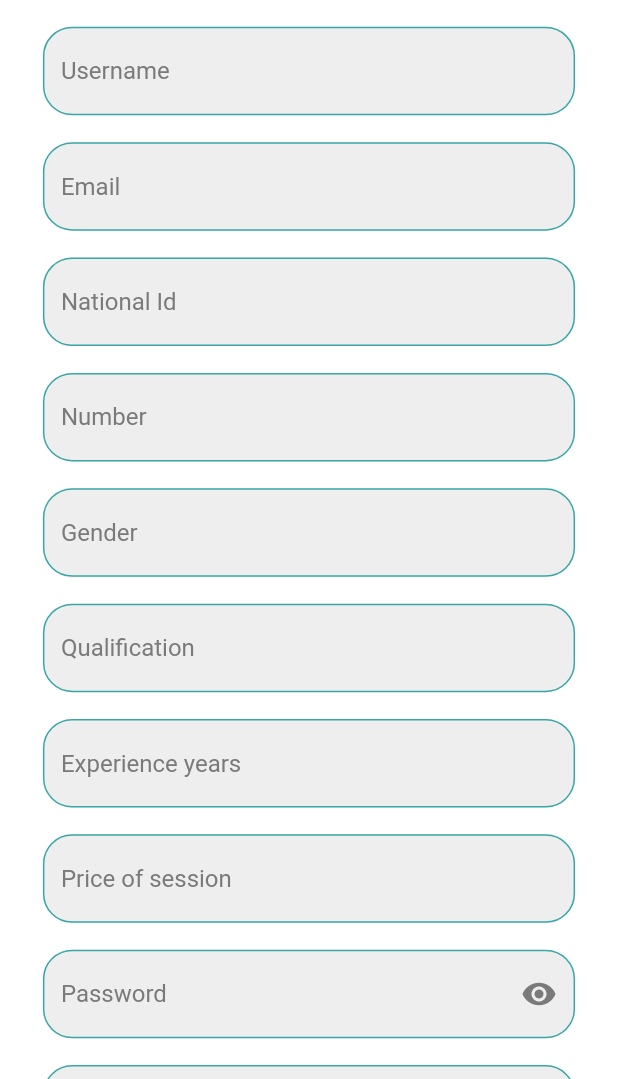
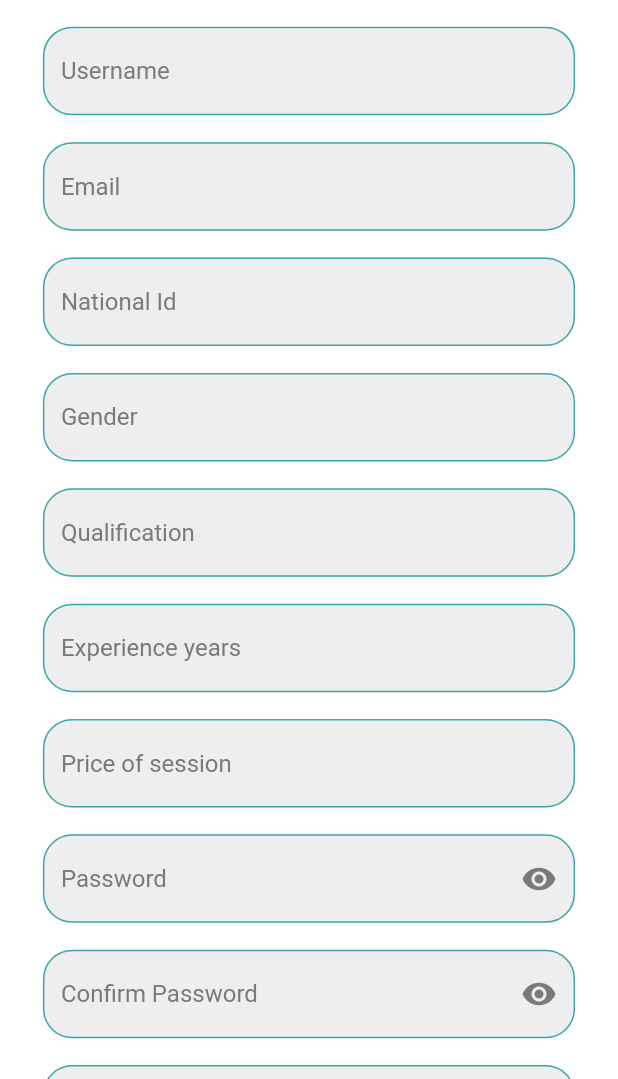
Before and after one commit to Euphoria-Team-Nutri-Mind-App-Website/NutriMind_Flutter, a Flutter app: the DoctorSignUpScreen screen opened by its route, on a phone screen of 412 x 824 dp, the part 157-1236 px from its top. Run offline on Flutter 3.47's test engine with Material 2 defaults, Android fonts, the phone set to English and light mode, and no system bars; our stand-ins replace animated_splash_screen, bloc, card_swiper, dropdown_button2, flutter_bloc, flutter_rating_bar and 5 more; missing offline and left inert: custom_clippers, flutter_verification_code; accounts and stored records are empty; Roboto replaces fonts that are missing (Poppins).

Commit message:
doctorlist logic

```diff
--- a/lib/modules/blocs/doctor_cubit/auth_cubit/doctor_auth_cubit.dart
+++ b/lib/modules/blocs/doctor_cubit/auth_cubit/doctor_auth_cubit.dart
@@ -57,7 +57,6 @@ class DoctorAuthCubit extends Cubit<DoctorAuthState> {
   void doctorRegister({
     required String name,
     required String email,
-    required String phone,
     required String national_id,
     required String qualification,
     required String password,
@@ -80,7 +79,6 @@ class DoctorAuthCubit extends Cubit<DoctorAuthState> {
           body: {
             'name': name,
             'email': email,
-            'phone': phone,
             'national_id': national_id,
             'qualification': qualification,
             'password': password,
--- a/lib/modules/blocs/layout_cubit/layout_cubit.dart
+++ b/lib/modules/blocs/layout_cubit/layout_cubit.dart
@@ -241,7 +241,8 @@ class LayoutCubit extends Cubit<LayoutState> {
     ).then((value) {
       var responseDate = jsonDecode(value.body);
       doctorProfileModel = DoctorProfileModel.fromJson(responseDate);
-      print("nnnnn${doctorProfileModel?.doctorInformation?[0]}");
+      //print("nnnnn${doctorProfileModel?.doctorInformation?[0]}");
+      NetworkImage("doctorProfileModel?.doctorInformation![0].image");
       emit(getDoctorProfileSuccessState());
     }).catchError((onError){
       print("onError error ${onError.toString()}");
--- a/lib/modules/ui/Patient_screens/patient_home_screen/doctor_widget_for_patient.dart
+++ b/lib/modules/ui/Patient_screens/patient_home_screen/doctor_widget_for_patient.dart
@@ -5,6 +5,7 @@ import 'package:nutri_mind_application/shared/Constants/text_theme.dart';
 import '../../../../models/doctor_list_model.dart';
 import '../../../../shared/Constants/colors.dart';
 import '../../../blocs/layout_cubit/layout_cubit.dart';
+import '../patient_appointment/patient_appointment_in_doctor.dart';
 
 class DoctorWidgetForPatientScreen extends StatelessWidget {
   const DoctorWidgetForPatientScreen({Key? key}) : super(key: key);
@@ -50,7 +51,6 @@ class DoctorWidgetForPatientScreen extends StatelessWidget {
                         crossAxisAlignment: CrossAxisAlignment.start,
                         children: [
                           Image.asset("assets/images/doctor.png"),
-                    //Image.asset("${cubit?.doctorInfo?.data?[index].image}"),
                           SizedBox(
                             width: 10.sp,
                           ),
@@ -96,7 +96,9 @@ class DoctorWidgetForPatientScreen extends StatelessWidget {
                                 ),
                                 InkWell(
                                   onTap: () {
-                              Navigator.pushNamed(context, 'PatientAppointmentInDoctor');
+                                    //Navigator.pushNamed(context, 'PatientAppointmentInDoctor');
+                                    Navigator.of(context).push(MaterialPageRoute(builder: (context)=>
+                                   PatientAppointmentInDoctor(user: cubit, index:index)));
                                   },
                                   child: Container(
                                     padding: EdgeInsets.only(
--- a/lib/modules/ui/doctor_screens/doctor_auth_screen/doctor_sign_up_screen.dart
+++ b/lib/modules/ui/doctor_screens/doctor_auth_screen/doctor_sign_up_screen.dart
@@ -147,21 +147,6 @@ class _DoctorSignUpScreenState extends State<DoctorSignUpScreen> {
                           validator: (val) {
                             if (val.isEmpty) {
                               return "National Id must not be empty";
-                            } else {
-                              return null;
-                            }
-                          }),
-                      SizedBox(
-                        height: 15.h,
-                      ),
-                      SmallTextField(
-                        controller: numberController,
-                          hintText: 'Number',
-                          obscureText: false,
-                          textType: TextInputType.phone,
-                          validator: (val) {
-                            if (val.isEmpty) {
-                              return "Number must not be empty";
                             } else {
                               return null;
                             }
@@ -334,7 +319,6 @@ class _DoctorSignUpScreenState extends State<DoctorSignUpScreen> {
                               qualification: qualificationController.text,
                               password: passwordController.text,
                               password_confirmation:confirmPasswordController.text,
-                              phone: numberController.text,
                               experience_years: experienceYearController.text,
                               credit_card_number: creditNumberController.text,
                               vodafone_cash: vodafoneCashNumberController.text,
--- a/lib/routes.dart
+++ b/lib/routes.dart
@@ -73,7 +73,7 @@ Map<String, WidgetBuilder> routes = {
   'PatientChooseYourStateScreen2': (context) => const PatientChooseYourStateScreen2(),
   'PatientNavBarScreen': (context) => const PatientNavBarScreen(),
   'PatientNotificationsScreen': (context) => const PatientNotificationsScreen(),
-  'PatientAppointmentInDoctor': (context) => const PatientAppointmentInDoctor(),
+  //'PatientAppointmentInDoctor': (context) => const PatientAppointmentInDoctor(),
   'PatientBookAppointment': (context) => const PatientBookAppointment(),
   'PatientReviewScreen': (context) => const PatientReviewScreen(),
   'PatientChoosePaymentScreen': (context) =>  const PatientChoosePaymentScreen(),
```
Also changed, not shown: lib/modules/ui/Patient_screens/patient_appointment/patient_appointment_in_doctor.dart (+9 -7 lines). Lines whose indentation alone changed are shown as unchanged.
